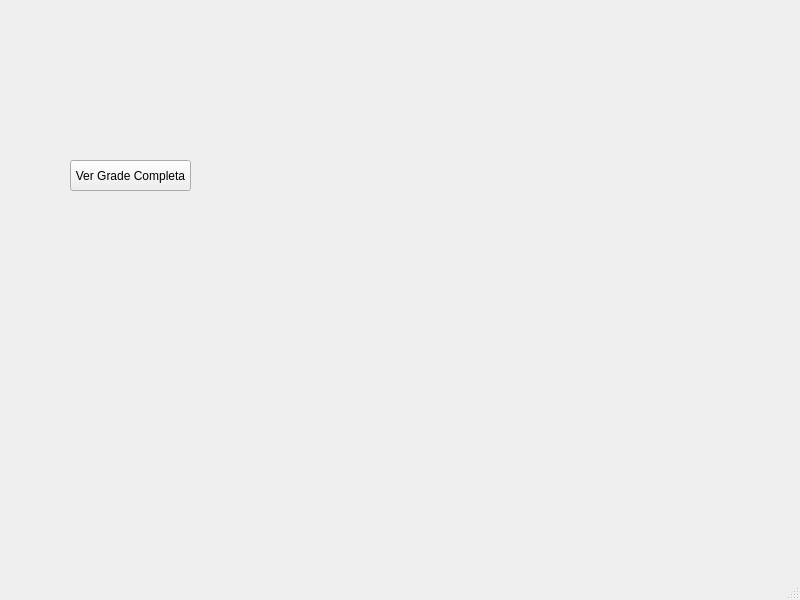
ldsc/ProjetoEngenharia-SimuladorDePlanejamentoDasAtividadesDoEstudanteEngenharia, file src-v1/PetroPlanner/telainicial.ui: the form before one commit.
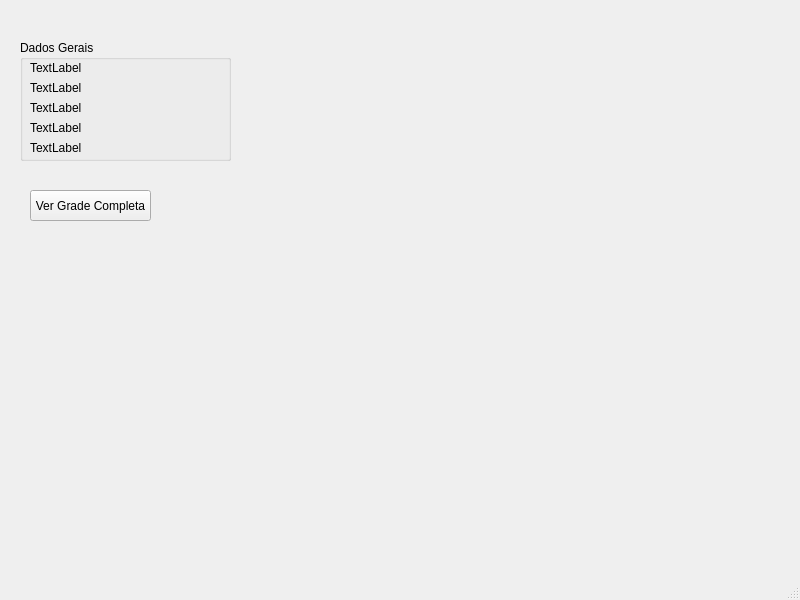
The form after the commit.

Commit message: Dados do aluno em txt e mostrados na tela inicial

```diff
--- a/src-v1/PetroPlanner/telainicial.ui
+++ b/src-v1/PetroPlanner/telainicial.ui
@@ -17,8 +17,8 @@
    <widget class="QPushButton" name="botaoVerGradeCompleta">
     <property name="geometry">
      <rect>
-      <x>70</x>
-      <y>160</y>
+      <x>30</x>
+      <y>190</y>
       <width>121</width>
       <height>31</height>
      </rect>
@@ -27,6 +27,84 @@
      <string>Ver Grade Completa</string>
     </property>
    </widget>
+   <widget class="QGroupBox" name="groupBoxInfoAluno">
+    <property name="geometry">
+     <rect>
+      <x>20</x>
+      <y>40</y>
+      <width>211</width>
+      <height>121</height>
+     </rect>
+    </property>
+    <property name="title">
+     <string>Dados Gerais</string>
+    </property>
+    <widget class="QLabel" name="labelNome">
+     <property name="geometry">
+      <rect>
+       <x>10</x>
+       <y>20</y>
+       <width>191</width>
+       <height>16</height>
+      </rect>
+     </property>
+     <property name="text">
+      <string>TextLabel</string>
+     </property>
+    </widget>
+    <widget class="QLabel" name="labelMatricula">
+     <property name="geometry">
+      <rect>
+       <x>10</x>
+       <y>40</y>
+       <width>191</width>
+       <height>16</height>
+      </rect>
+     </property>
+     <property name="text">
+      <string>TextLabel</string>
+     </property>
+    </widget>
+    <widget class="QLabel" name="labelCurso">
+     <property name="geometry">
+      <rect>
+       <x>10</x>
+       <y>60</y>
+       <width>191</width>
+       <height>16</height>
+      </rect>
+     </property>
+     <property name="text">
+      <string>TextLabel</string>
+     </property>
+    </widget>
+    <widget class="QLabel" name="labelPeriodo">
+     <property name="geometry">
+      <rect>
+       <x>10</x>
+       <y>80</y>
+       <width>191</width>
+       <height>16</height>
+      </rect>
+     </property>
+     <property name="text">
+      <string>TextLabel</string>
+     </property>
+    </widget>
+    <widget class="QLabel" name="labelCRA">
+     <property name="geometry">
+      <rect>
+       <x>10</x>
+       <y>100</y>
+       <width>191</width>
+       <height>16</height>
+      </rect>
+     </property>
+     <property name="text">
+      <string>TextLabel</string>
+     </property>
+    </widget>
+   </widget>
   </widget>
   <widget class="QMenuBar" name="menubar">
    <property name="geometry">
```
The commit also changes 72 other files.
